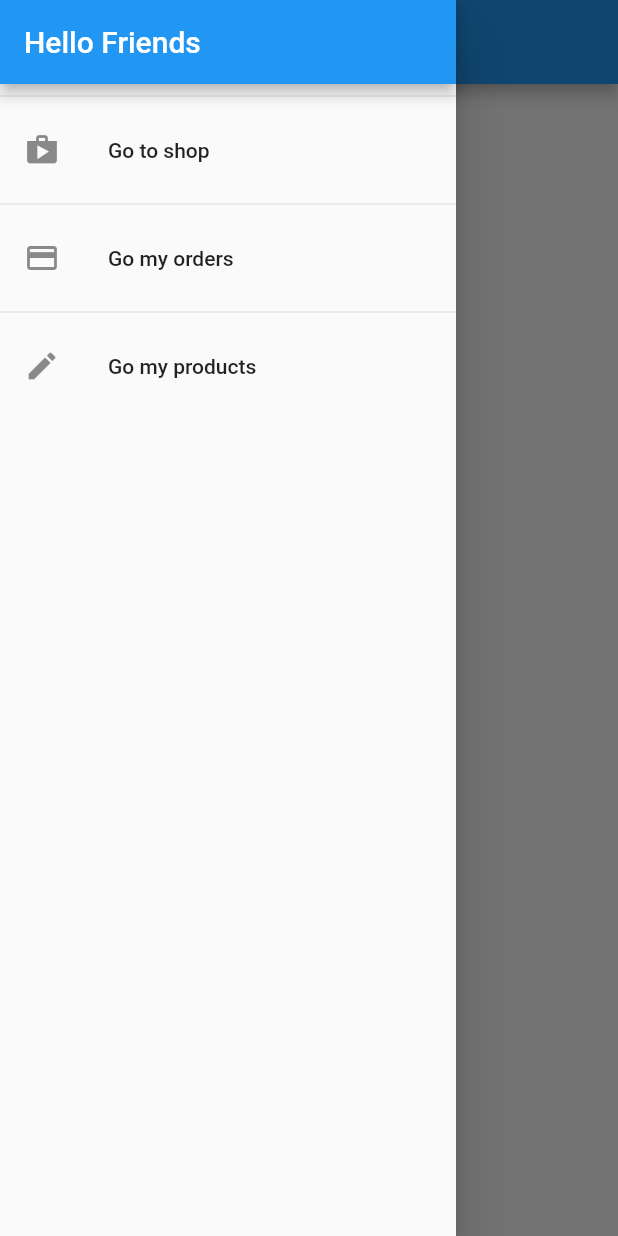
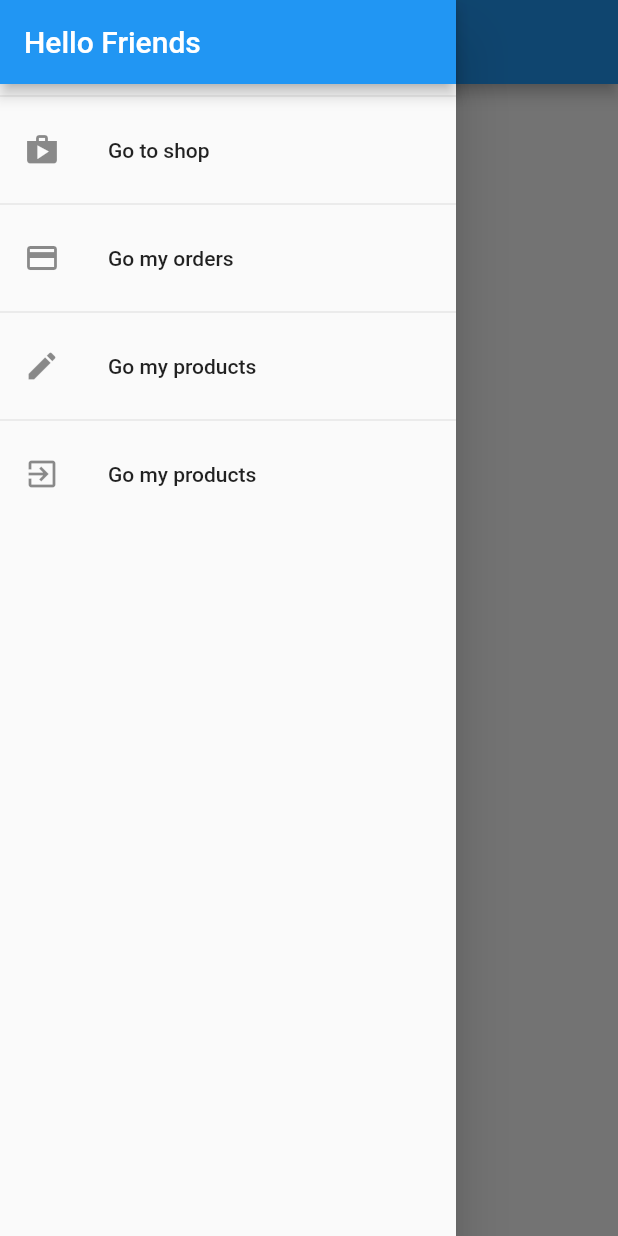
Before and after one commit to krishnajio/myshopappflutter, a Flutter app: the OrdersScreen screen opened by its route, with the side drawer open, on a phone screen of 412 x 824 dp. Run offline on Flutter 3.47's test engine with Material 2 defaults, Android fonts, the phone set to English and light mode, and no system bars; network calls fail.

Commit message:
log off functionally

```diff
--- a/lib/provider/orders.dart
+++ b/lib/provider/orders.dart
@@ -99,5 +99,7 @@ class Orders with ChangeNotifier {
       print(err);
 
     }
-  }
-}
+  }//add order
+
+
+}//Class Order
--- a/lib/screens/auth_screen.dart
+++ b/lib/screens/auth_screen.dart
@@ -237,7 +237,7 @@ class _AuthCardState extends State<AuthCard> {
                   height: 20,
                 ),
                 if (_isLoading)
-                  CircularProgressIndicator()
+                  SizedBox(width: 20, height: 30, child: CircularProgressIndicator(backgroundColor: Colors.blueAccent,))
                 else
                   RaisedButton(
                     child:
--- a/lib/screens/orders_screen.dart
+++ b/lib/screens/orders_screen.dart
@@ -18,7 +18,7 @@ class OrdersScreen extends StatelessWidget {
           future: Provider.of<Orders>(context,listen: false).fetchAndSetOrders(),
           builder: (ctx,dataSnapshot){
             if (dataSnapshot.connectionState == ConnectionState.waiting) {
-              return Center(child: CircularProgressIndicator(),);
+              return Center(child: LinearProgressIndicator(minHeight: 20,),);
             }
             else{
               if(dataSnapshot.error!= null)
--- a/lib/screens/product_overview_screen.dart
+++ b/lib/screens/product_overview_screen.dart
@@ -94,7 +94,7 @@ class _ProductOverviewScreenState extends State<ProductOverviewScreen> {
       drawer: AppDrawer(),
       body: _iLoading == true
           ? Center(
-              child: CircularProgressIndicator(),
+              child: SizedBox(width: 60, height: 80, child: CircularProgressIndicator(backgroundColor: Colors.blueAccent,)),
             )
           : ProductsGrid(_showOnlyFavourite),
     );
--- a/lib/widgets/app_drawer.dart
+++ b/lib/widgets/app_drawer.dart
@@ -1,7 +1,10 @@
 import 'package:flutter/material.dart';
+import 'package:provider/provider.dart';
 import '../screens/product_overview_screen.dart';
 import '../screens/orders_screen.dart';
 import '../screens/user_products_screen.dart';
+import '../provider/auth.dart';
+
 class AppDrawer extends StatelessWidget {
   @override
   Widget build(BuildContext context) {
@@ -35,6 +38,15 @@ class AppDrawer extends StatelessWidget {
             onTap: (){
               Navigator.of(context).pushReplacementNamed(UserProductsScreens.routeName);
             },
+          ),
+          Divider(),
+          ListTile(
+            leading:  Icon( Icons.exit_to_app),
+            title: Text('Go my products'),
+            onTap: (){
+              Navigator.of(context).pop();
+              Provider.of<Auth>(context).logoff();
+            },
           )
         ],
       ),
```
Also changed, not shown: lib/provider/auth.dart (+11 -1 lines).
